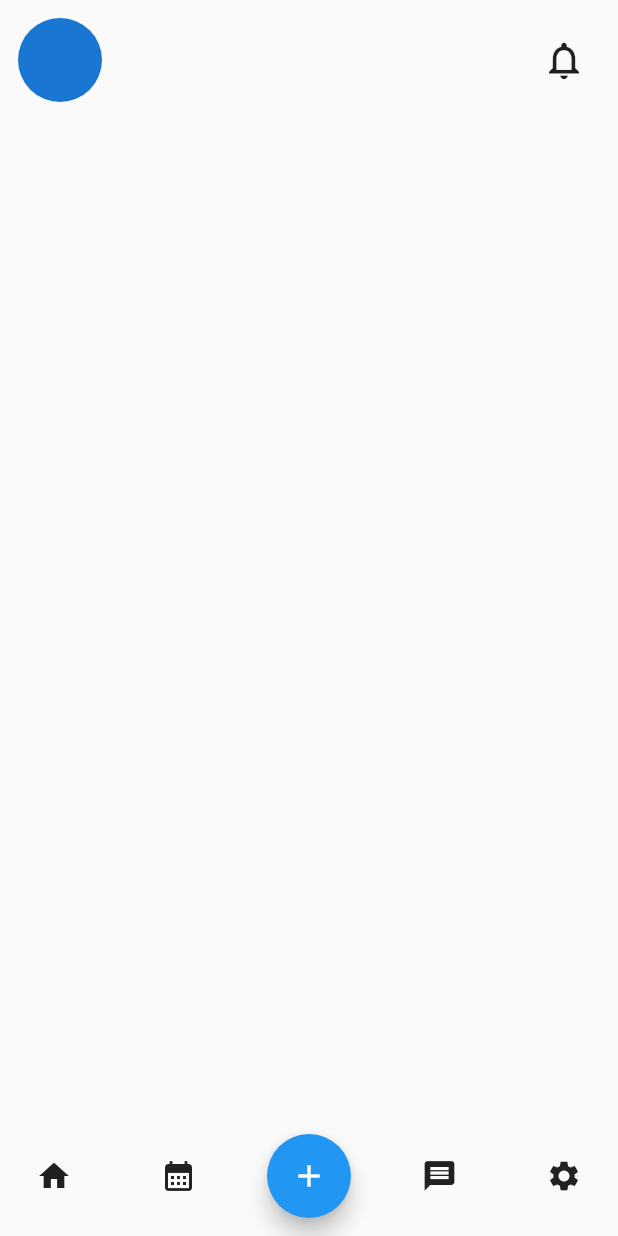
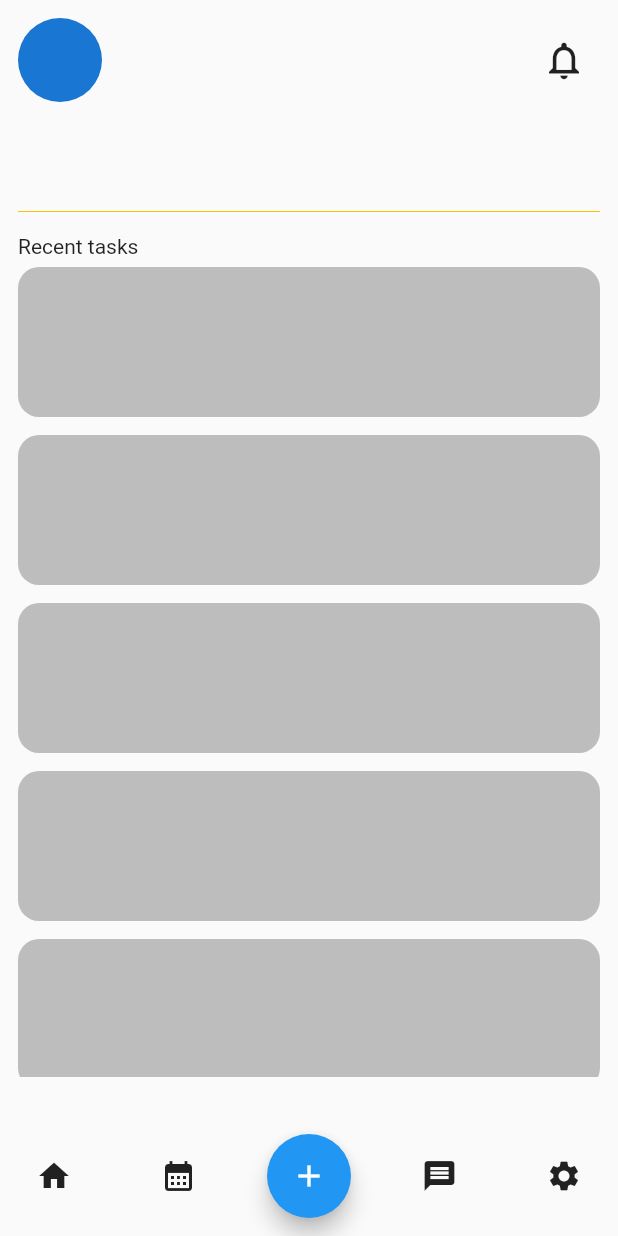
Before and after one commit to CHRIS-1023/task-manager, a Flutter app: the HomePage screen opened directly, on a phone screen of 412 x 824 dp. Run offline on Flutter 3.47's test engine with Material 2 defaults, Android fonts, the phone set to English and light mode, and no system bars; our stand-ins replace cloud_firestore, firebase_auth, firebase_core, hive_flutter, shared_preferences; accounts and stored records are empty.

Commit message:
task manager

```diff
--- a/lib/pages/home.dart
+++ b/lib/pages/home.dart
@@ -71,7 +71,32 @@ class _HomePageState extends State<HomePage> {
               const SizedBox(
                 height: 6,
               ),
-              Text(userEmail)
+              Text(userEmail),
+              const Divider(
+                height: 30,
+                color: Colors.amber,
+              ),
+              const Text('Recent tasks'),
+              const SizedBox(
+                height: 6,
+              ),
+              SizedBox(
+                height: 540,
+                child: GridView.builder(
+                  shrinkWrap: true,
+                  gridDelegate: const SliverGridDelegateWithFixedCrossAxisCount(
+                      crossAxisCount: 1,
+                      mainAxisSpacing: 12,
+                      mainAxisExtent: 100),
+                  itemBuilder: (context, index) {
+                    return Container(
+                      decoration: BoxDecoration(
+                          borderRadius: BorderRadius.circular(14),
+                          color: Colors.grey[400]),
+                    );
+                  },
+                ),
+              )
             ],
           ),
         ))),
```
Also changed, not shown: lib/pages/assign.dart (+27 -5 lines).
